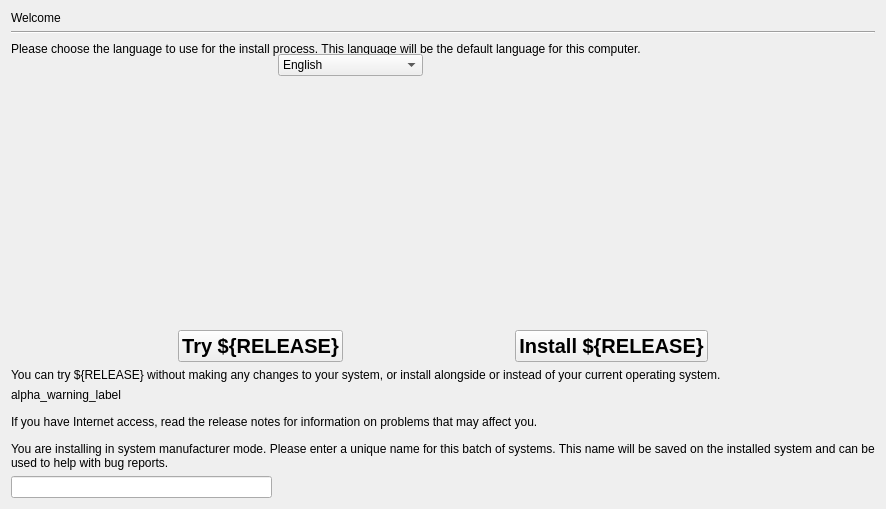
First picture: the form in gui/qt/stepLanguage.ui, repository chenhan1218/ubiquity, before the edit.
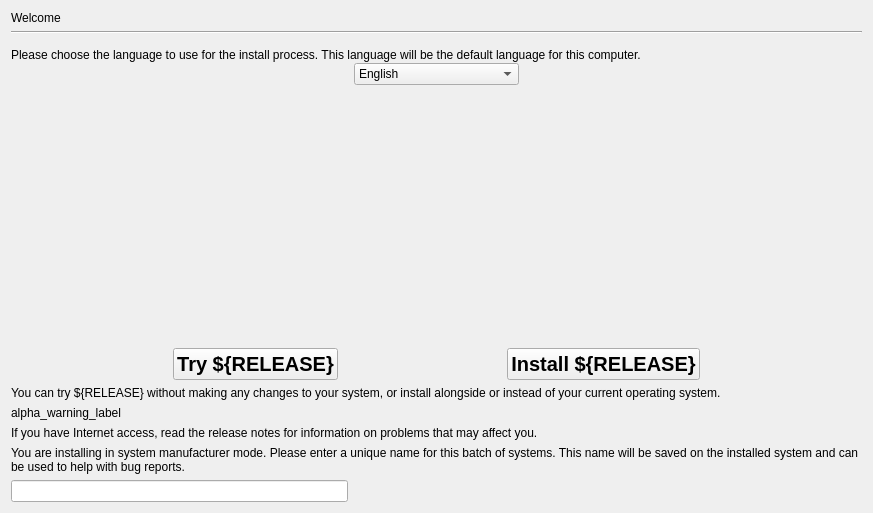
Second picture: the form after the edit.

Commit message: Fix layout issues in stepPartMan.ui and stepLanguage.ui LP: #705915

```diff
--- a/gui/qt/stepLanguage.ui
+++ b/gui/qt/stepLanguage.ui
@@ -6,8 +6,8 @@
    <rect>
     <x>0</x>
     <y>0</y>
-    <width>777</width>
-    <height>509</height>
+    <width>873</width>
+    <height>513</height>
    </rect>
   </property>
   <property name="sizePolicy">
@@ -27,14 +27,14 @@
      </property>
     </widget>
    </item>
-   <item row="1" column="0" colspan="6">
+   <item row="1" column="0" colspan="5">
     <widget class="Line" name="line_2">
      <property name="orientation">
       <enum>Qt::Horizontal</enum>
      </property>
     </widget>
    </item>
-   <item row="2" column="0" rowspan="2" colspan="6">
+   <item row="2" column="0" rowspan="2" colspan="5">
     <widget class="QLabel" name="select_language_label">
      <property name="text">
       <string>Please choose the language to use for the install process. This language will be the default language for this computer.</string>
@@ -84,7 +84,7 @@
      </item>
     </widget>
    </item>
-   <item row="4" column="3" colspan="3">
+   <item row="4" column="3" colspan="2">
     <spacer name="horizontalSpacer_3">
      <property name="orientation">
       <enum>Qt::Horizontal</enum>
@@ -110,7 +110,7 @@
      </property>
     </spacer>
    </item>
-   <item row="6" column="0" colspan="6">
+   <item row="6" column="0" colspan="5">
     <layout class="QHBoxLayout" name="horizontalLayout">
      <item>
       <spacer name="horizontalSpacer_6">
@@ -224,7 +224,7 @@
      </item>
     </layout>
    </item>
-   <item row="7" column="0" colspan="6">
+   <item row="7" column="0" colspan="5">
     <widget class="QLabel" name="try_install_text_label">
      <property name="text">
       <string>You can try ${RELEASE} without making any changes to your system, or install alongside or instead of your current operating system.</string>
@@ -234,7 +234,7 @@
      </property>
     </widget>
    </item>
-   <item row="8" column="0">
+   <item row="8" column="0" colspan="5">
     <widget class="QLabel" name="alpha_warning_label">
      <property name="text">
       <string>alpha_warning_label</string>
@@ -244,20 +244,7 @@
      </property>
     </widget>
    </item>
-   <item row="8" column="1" colspan="5">
-    <spacer name="verticalSpacer_2">
-     <property name="orientation">
-      <enum>Qt::Vertical</enum>
-     </property>
-     <property name="sizeHint" stdset="0">
-      <size>
-       <width>748</width>
-       <height>0</height>
-      </size>
-     </property>
-    </spacer>
-   </item>
-   <item row="9" column="0" colspan="4">
+   <item row="9" column="0" colspan="5">
     <widget class="QLabel" name="release_notes_label">
      <property name="text">
       <string>If you have Internet access, read the release notes for information on problems that may affect you.</string>
@@ -267,20 +254,7 @@
      </property>
     </widget>
    </item>
-   <item row="9" column="4">
-    <spacer name="verticalSpacer">
-     <property name="orientation">
-      <enum>Qt::Vertical</enum>
-     </property>
-     <property name="sizeHint" stdset="0">
-      <size>
-       <width>20</width>
-       <height>40</height>
-      </size>
-     </property>
-    </spacer>
-   </item>
-   <item row="10" column="0" colspan="6">
+   <item row="10" column="0" colspan="5">
     <widget class="QLabel" name="oem_id_label">
      <property name="text">
       <string>You are installing in system manufacturer mode. Please enter a unique name for this batch of systems. This name will be saved on the installed system and can be used to help with bug reports.</string>
```
The commit also changes 2 other files.
